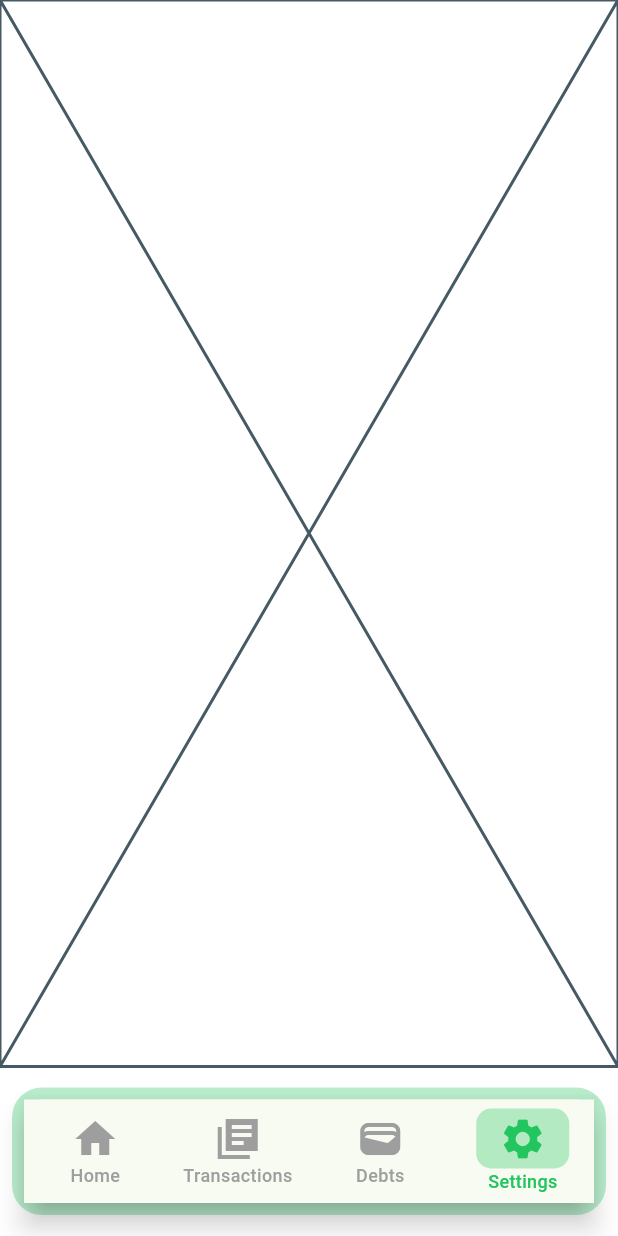
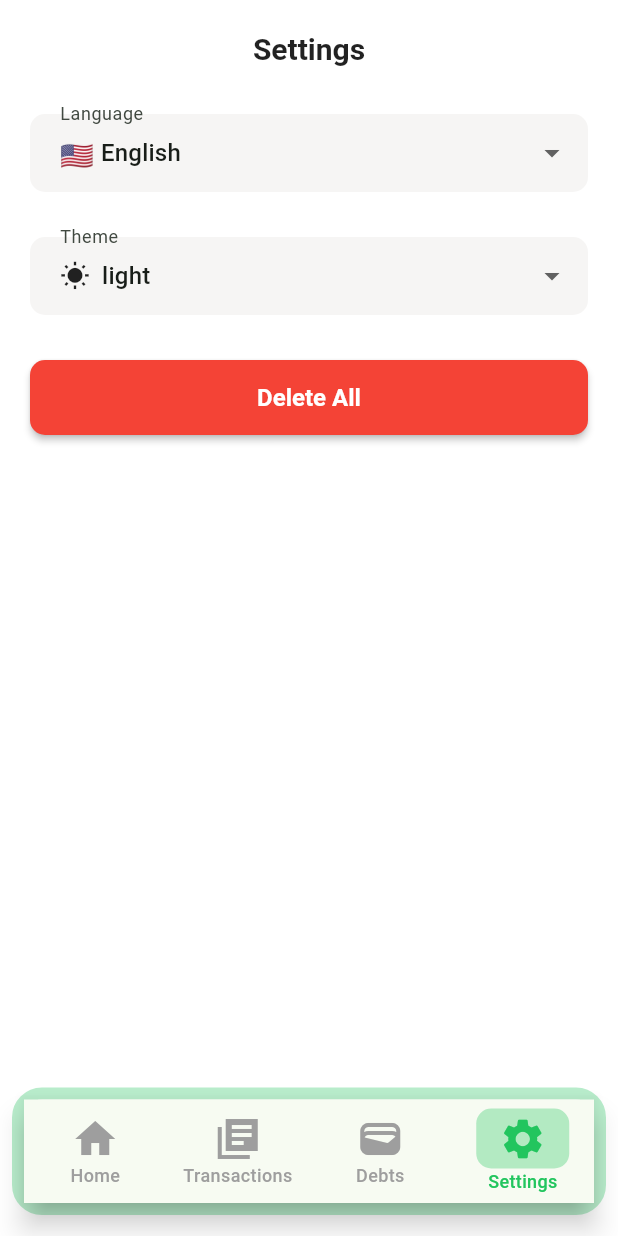
Before and after one commit to ahmedelzek/wallet, a Flutter app: the screen it shows after launch, item 4 of the bottom bar chosen, on a phone screen of 412 x 824 dp. Run offline on Flutter 3.47's test engine with Material 3 defaults, Android fonts, the phone set to English and light mode, and no system bars; our stand-ins replace flutter_bloc, flutter_native_splash, get_it, hive, hive_flutter; accounts and stored records are empty; generated files the repository leaves out were written again.

Commit message:
Design Settings Page And Set Delete All Transactions Feature

```diff
--- /dev/null
+++ b/lib/core/customized_widgets/customized_language_drop_down.dart
@@ -0,0 +1,53 @@
+import 'package:flutter/material.dart';
+import 'package:wallet/core/resources/app_colors.dart';
+import 'package:wallet/l10n/app_translations.dart';
+
+class LanguageDropdown extends StatefulWidget {
+  const LanguageDropdown({super.key});
+
+  @override
+  _LanguageDropdownState createState() => _LanguageDropdownState();
+}
+
+class _LanguageDropdownState extends State<LanguageDropdown> {
+  String _selectedLang = 'en';
+
+  final Map<String, String> _languages = {
+    'en': 'English',
+    'ar': 'العربية',
+  };
+  @override
+  Widget build(BuildContext context) {
+    return DropdownButtonFormField<String>(
+      value: _selectedLang,
+      decoration: InputDecoration(
+        filled: true,
+        fillColor: AppColors.lightGrey2,
+        labelText: LocalizationService.instance.tr.language,
+      ),
+      items: _languages.entries.map((entry) {
+        return DropdownMenuItem<String>(
+          value: entry.key,
+          child: Row(
+            children: [
+              if (entry.key == 'en')
+                const Text('🇺🇸 ', style: TextStyle(fontSize: 18))
+              else if (entry.key == 'ar')
+                const Text('🇸🇦 ', style: TextStyle(fontSize: 18)),
+              Text(entry.value),
+            ],
+          ),
+        );
+      }).toList(),
+      onChanged: (value) {
+        if (value != null) {
+          setState(() {
+            _selectedLang = value;
+          });
+          // TODO: Implement language change logic here
+          // Example: context.setLocale(Locale(value));
+        }
+      },
+    );
+  }
+}
--- /dev/null
+++ b/lib/core/customized_widgets/customized_theme_drop_down.dart
@@ -0,0 +1,51 @@
+import 'package:flutter/material.dart';
+import 'package:wallet/core/resources/app_colors.dart';
+import 'package:wallet/l10n/app_translations.dart';
+
+class ThemeDropdown extends StatefulWidget {
+  const ThemeDropdown({super.key});
+
+  @override
+  _ThemeDropdownState createState() => _ThemeDropdownState();
+}
+
+class _ThemeDropdownState extends State<ThemeDropdown> {
+  String _selectedTheme = 'light';
+
+  final Map<String, IconData> _themes = {
+    'light': Icons.wb_sunny,
+    'dark': Icons.nights_stay,
+    'system': Icons.brightness_auto,
+  };
+
+  @override
+  Widget build(BuildContext context) {
+    return DropdownButtonFormField<String>(
+      value: _selectedTheme,
+      decoration: InputDecoration(
+        fillColor: AppColors.lightGrey2,
+        labelText: LocalizationService.instance.tr.theme,
+      ),
+      items: _themes.entries.map((entry) {
+        return DropdownMenuItem<String>(
+          value: entry.key,
+          child: Row(
+            children: [
+              Icon(entry.value, size: 20),
+              const SizedBox(width: 8),
+              Text(entry.key),
+            ],
+          ),
+        );
+      }).toList(),
+      onChanged: (value) {
+        if (value != null) {
+          setState(() {
+            _selectedTheme = value;
+          });
+          // TODO: Implement theme change logic here
+        }
+      },
+    );
+  }
+}
--- a/lib/core/resources/app_theme.dart
+++ b/lib/core/resources/app_theme.dart
@@ -14,7 +14,6 @@ class AppTheme {
 
     scaffoldBackgroundColor:AppColors.mintWhite,
 
-    // Rounded shapes
     cardTheme: CardTheme(
       shape: RoundedRectangleBorder(
         borderRadius: BorderRadius.circular(12),
@@ -108,5 +107,26 @@ class AppTheme {
         color: Colors.white,
       ),
     ),
+    dropdownMenuTheme: DropdownMenuThemeData(
+      inputDecorationTheme: const InputDecorationTheme(
+        border: InputBorder.none,
+        enabledBorder: InputBorder.none,
+        focusedBorder: InputBorder.none,
+        contentPadding: EdgeInsets.all(15),
+      ),
+      textStyle: const TextStyle(
+        fontSize: 16,
+        color: Colors.black,
+      ),
+      menuStyle: MenuStyle(
+        backgroundColor: WidgetStatePropertyAll(Colors.white),
+        elevation: WidgetStatePropertyAll(4),
+        shape: WidgetStatePropertyAll(
+          RoundedRectangleBorder(
+            borderRadius: BorderRadius.all(Radius.circular(12)),
+          ),
+        ),
+      ),
+    ),
   );
 }
--- a/lib/domain/repos/transactions_repository.dart
+++ b/lib/domain/repos/transactions_repository.dart
@@ -3,6 +3,8 @@ import '../entities/transactions_entities.dart';
 abstract class TransactionRepository {
   Future<void> addTransaction(TransactionEntity transaction);
   Future<List<TransactionEntity>> getAllTransactions();
+  Future<void> deleteTransaction(int id);
+  Future<void> deleteAllTransactions();
   Future<double> getIncomeSum();
   Future<double> getOutgoingSum();
   Future<double> getSavingsSum();
--- /dev/null
+++ b/lib/domain/use_cases/delete_all_trasnactions_usecase.dart
@@ -0,0 +1,11 @@
+import 'package:wallet/domain/repos/transactions_repository.dart';
+
+class DeleteAllTransactionsUseCase {
+  final TransactionRepository repository;
+
+  DeleteAllTransactionsUseCase(this.repository);
+
+  Future<void> call() async {
+    await repository.deleteAllTransactions();
+  }
+}
--- a/lib/features/home_screen/home_page/home_page.dart
+++ b/lib/features/home_screen/home_page/home_page.dart
@@ -107,7 +107,6 @@ class _HomePageState extends State<HomePage> {
                       context,
                       AddTransactionScreen.routeName,
                     ).then((_) {
-                      // Reload data after returning from AddTransaction screen
                       context.read<TransactionCubit>().loadTransactions();
                     });
                   },
--- a/lib/features/home_screen/home_widgets.dart
+++ b/lib/features/home_screen/home_widgets.dart
@@ -1,5 +1,5 @@
 import 'package:flutter/material.dart';
-import 'package:wallet/features/home_screen/statistics_page/statistics_page.dart';
+import 'package:wallet/features/home_screen/settings_page/settings_page.dart';
 import 'package:wallet/features/home_screen/transactions_page/transactions_page.dart';
 import '../../core/resources/app_colors.dart';
 import 'debts_page/debts_page.dart';
@@ -26,5 +26,5 @@ List<Widget> taps = [
   const HomePage(),
   const TransactionsPage(),
   const DebtsPage(),
-  const StatisticsPage(),
+  const SettingsPage(),
 ];
--- /dev/null
+++ b/lib/features/home_screen/settings_page/cubit/delete_cubit.dart
@@ -0,0 +1,19 @@
+import 'package:flutter_bloc/flutter_bloc.dart';
+import '../../../../domain/use_cases/delete_all_trasnactions_usecase.dart';
+import 'delete_state.dart';
+
+class DeleteCubit extends Cubit<DeleteState> {
+  final DeleteAllTransactionsUseCase deleteAllTransactionsUseCase;
+
+  DeleteCubit(this.deleteAllTransactionsUseCase) : super(DeleteLoading());
+
+  Future<void> deleteAllTransactions() async {
+    try {
+      emit(DeleteLoading());
+      await deleteAllTransactionsUseCase.call();
+      emit(DeleteSuccess());
+    } catch (e) {
+      emit(DeleteFailure());
+    }
+  }
+}
--- /dev/null
+++ b/lib/features/home_screen/settings_page/cubit/delete_state.dart
@@ -0,0 +1,10 @@
+abstract class DeleteState{}
+
+class DeleteLoading extends DeleteState{}
+
+class DeleteSuccess extends DeleteState{
+
+}
+class DeleteFailure extends DeleteState{
+
+}
--- /dev/null
+++ b/lib/features/home_screen/settings_page/settings_page.dart
@@ -0,0 +1,71 @@
+import 'package:flutter/material.dart';
+import 'package:flutter_bloc/flutter_bloc.dart';
+import 'package:wallet/core/customized_widgets/customized_language_drop_down.dart';
+import 'package:wallet/core/customized_widgets/customized_show_delete_dialog.dart';
+import 'package:wallet/core/customized_widgets/customized_theme_drop_down.dart';
+import 'package:wallet/l10n/app_translations.dart';
+
+import 'cubit/delete_cubit.dart';
+import 'cubit/delete_state.dart';
+
+class SettingsPage extends StatefulWidget {
+  const SettingsPage({super.key});
+
+  @override
+  State<SettingsPage> createState() => _SettingsPageState();
+}
+
+class _SettingsPageState extends State<SettingsPage> {
+  @override
+  Widget build(BuildContext context) {
+    return Padding(
+      padding: const EdgeInsets.all(20.0),
+      child: BlocListener<DeleteCubit, DeleteState>(
+        listener: (context, state) {
+          if (state is DeleteLoading) {
+            ScaffoldMessenger.of(context).showSnackBar(
+              const SnackBar(
+                content: Text('Deleting all transactions...'),
+                duration: Duration(seconds: 1),
+              ),
+            );
+          } else if (state is DeleteSuccess) {
+            ScaffoldMessenger.of(context).showSnackBar(
+              const SnackBar(content: Text('All transactions deleted!')),
+            );
+          } else if (state is DeleteFailure) {
+            ScaffoldMessenger.of(context).showSnackBar(
+              const SnackBar(content: Text('Failed to delete transactions.')),
+            );
+          }
+        },
+        child: Column(
+          children: [
+            Text(
+              LocalizationService.instance.tr.settings,
+              style: Theme.of(context).textTheme.headlineMedium,
+            ),
+            const SizedBox(height: 30),
+            const LanguageDropdown(),
+            const SizedBox(height: 30),
+            const ThemeDropdown(),
+            const SizedBox(height: 30),
+            ElevatedButton(
+              onPressed: () async {
+                final confirm = await showDeleteAllDialog(context);
+                if (confirm == true) {
+                  context.read<DeleteCubit>().deleteAllTransactions();
+                }
+              },
+              style: ElevatedButton.styleFrom(
+                foregroundColor: Colors.white,
+                backgroundColor: Colors.red,
+              ),
+              child: Text(LocalizationService.instance.tr.deleteAll),
+            ),
+          ],
+        ),
+      ),
+    );
+  }
+}
--- a/lib/features/home_screen/statistics_page/statistics_page.dart
+++ /dev/null
@@ -1,10 +0,0 @@
-import 'package:flutter/material.dart';
-
-class StatisticsPage extends StatelessWidget {
-  const StatisticsPage({super.key});
-
-  @override
-  Widget build(BuildContext context) {
-    return const Placeholder();
-  }
-}
--- a/lib/l10n/app_en.arb
+++ b/lib/l10n/app_en.arb
@@ -23,11 +23,16 @@
   "debts": "Debts",
   "statistics": "Statistics",
   "settings": "Settings",
+  "theme": "Theme",
+  "language": "Language",
+  "currency": "Currency",
   "delete": "Delete",
   "deleteAll": "Delete All",
   "confirmDelete": "Are you sure you want to delete this transaction?",
   "edit": "Edit",
   "saveChanges": "Save Changes",
   "cancel": "Cancel",
-  "save": "Save"
+  "save": "Save",
+  "deleteShowDialogTitle": "Delete All Transactions",
+  "deleteShowDialogMessage": "Are you sure you want to delete all tasks?"
 }
--- a/lib/main.dart
+++ b/lib/main.dart
@@ -2,7 +2,7 @@ import 'package:flutter/material.dart';
 import 'package:flutter_bloc/flutter_bloc.dart';
 import 'package:flutter_gen/gen_l10n/app_localizations.dart';
 import 'package:flutter_native_splash/flutter_native_splash.dart';
-
+import 'package:wallet/features/home_screen/settings_page/cubit/delete_cubit.dart';
 import 'core/di/injector.dart';
 import 'core/resources/app_theme.dart';
 import 'features/add_transaction_screen/add_transaction_screen.dart';
@@ -33,6 +33,9 @@ class MyApp extends StatelessWidget {
         BlocProvider<TransactionCubit>(
           create: (_) => sl<TransactionCubit>()..loadTransactions(),
         ),
+        BlocProvider<DeleteCubit>(
+          create: (_) => sl<DeleteCubit>(),
+        ),
       ],
       child: MaterialApp(
         theme: AppTheme.lightTheme,
```
Also changed, not shown: lib/core/customized_widgets/customized_show_delete_dialog.dart (added, +50 -0 lines), lib/core/di/injector.dart (+8 -0 lines), lib/data/repos/transactions_repository_impl.dart (+9 -0 lines), lib/l10n/app_ar.arb (+17 -4 lines), lib/features/add_transaction_screen/cubit/add_transactions_cubit.dart (line endings or trailing spaces).
